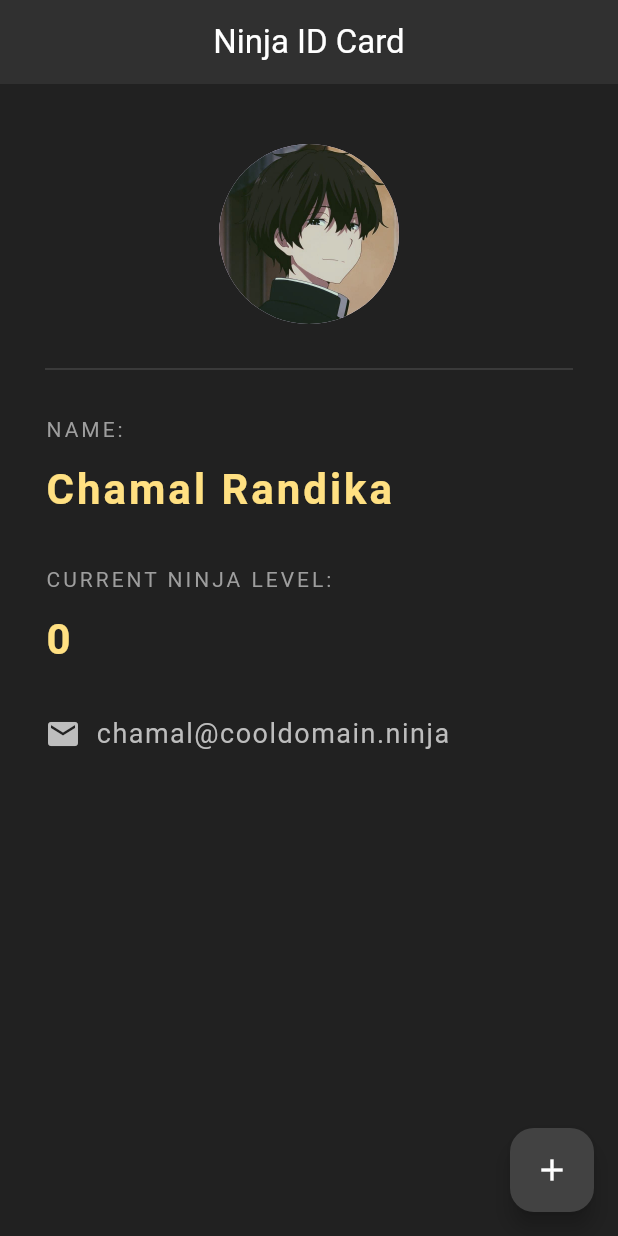
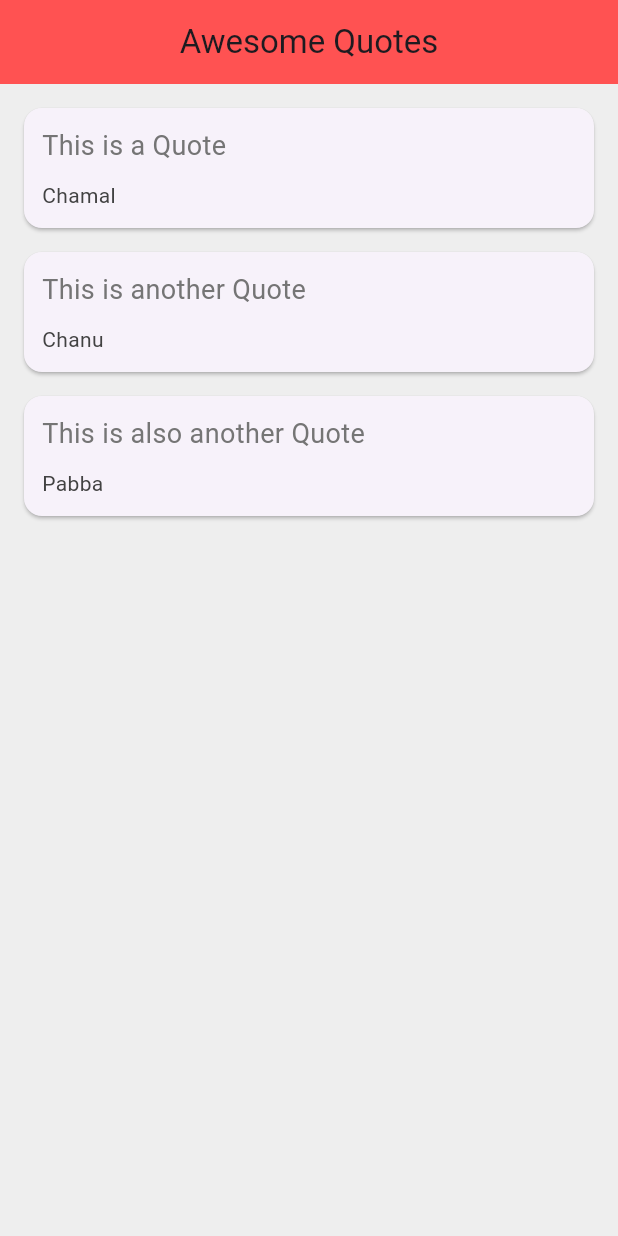
Before and after one commit to Chamal1120/flutter-tutorial, a Flutter app: the screen it shows after launch, on a phone screen of 412 x 824 dp. Run offline on Flutter 3.47's test engine with Material 3 defaults, Android fonts, the phone set to English and light mode, and no system bars.

Commit message:
finish quotes app

```diff
--- a/lib/main.dart
+++ b/lib/main.dart
@@ -1,124 +1,66 @@
+import 'package:first_app/quote.dart';
 import 'package:flutter/material.dart';
 
-void main() => runApp(MaterialApp(home: NinjaCard()));
+void main() => runApp(MaterialApp(home: QuoteList() ));
 
-class NinjaCard extends StatefulWidget {
-  const NinjaCard({super.key});
+class QuoteList extends StatefulWidget {
+  const QuoteList({super.key});
 
   @override
-  State<NinjaCard> createState() => _NinjaCardState();
+  State<QuoteList> createState() => _QuoteListState();
 }
 
-class _NinjaCardState extends State<NinjaCard> {
-  int ninjaLevel = 0;
+class _QuoteListState extends State<QuoteList> {
 
-  @override
-  Widget build(BuildContext context) {
-    return Scaffold(
-      backgroundColor: Colors.grey[900],
-      appBar: AppBar(
-        title: Text(
-          'Ninja ID Card',
-          style: TextStyle(
-            color: Colors.white,
-          ),
-        ),
-        centerTitle: true,
-        backgroundColor: Colors.grey[850],
-      ),
-      floatingActionButton: FloatingActionButton(
-        onPressed: () {
-          setState(() {
-            ninjaLevel += 1;
-          });
-        },
-        backgroundColor: Colors.grey[800],
-        child: Icon(
-          Icons.add,
-          color: Colors.white,
-        ),
-      ),
-      body: Padding(
-        padding: EdgeInsets.fromLTRB(30.0, 40.0, 30.0, 0.0),
+  List<Quote> quotes = [
+    Quote(author: 'Chamal', text: 'This is a Quote'),
+    Quote(author: 'Chanu', text: 'This is another Quote'),
+    Quote(author: 'Pabba', text: 'This is also another Quote'),
+  ];
+
+  Widget quoteTemplate(quote) {
+    return Card(
+      margin: EdgeInsets.fromLTRB(16, 16, 16, 0),
+      child: Padding(
+        padding: const EdgeInsets.all(12.0),
         child: Column(
-          crossAxisAlignment: CrossAxisAlignment.start,
+          crossAxisAlignment: CrossAxisAlignment.stretch,
           children: [
-            Center(
-              child: CircleAvatar(
-                backgroundImage: AssetImage('assets/images/hotarou.jpg'),
-                radius: 60.0,
-              ),
-            ),
-            Divider(
-              height: 60.0,
-              color: Colors.grey[800],
-            ),
             Text(
-              'NAME:',
+              quote.text,
               style: TextStyle(
-                color: Colors.grey,
-                letterSpacing: 2,
+                fontSize: 18.0,
+                color: Colors.grey[600],
               ),
             ),
             SizedBox(
               height: 10.0,
             ),
             Text(
-              'Chamal Randika',
+              quote.author,
               style: TextStyle(
-                color: Colors.amber[200],
-                letterSpacing: 2,
-                fontSize: 28.0,
-                fontWeight: FontWeight.bold,
+                fontSize: 14.0,
+                color: Colors.grey[800],
               ),
-            ),
-            SizedBox(
-              height: 30.0,
-            ),
-            Text(
-              'CURRENT NINJA LEVEL:',
-              style: TextStyle(
-                color: Colors.grey,
-                letterSpacing: 2,
-              ),
-            ),
-            SizedBox(
-              height: 10.0,
-            ),
-            Text(
-              '$ninjaLevel',
-              style: TextStyle(
-                color: Colors.amber[200],
-                letterSpacing: 2,
-                fontSize: 28.0,
-                fontWeight: FontWeight.bold,
-              ),
-            ),
-            SizedBox(
-              height: 30.0,
-            ),
-            Row(
-              children: [
-                Icon(
-                  Icons.email,
-                  color: Colors.grey[400],
-                ),
-                SizedBox(
-                  width: 10.0,
-                ),
-                Text(
-                  'chamal@cooldomain.ninja',
-                  style: TextStyle(
-                    color: Colors.grey[400],
-                    fontSize: 18,
-                    letterSpacing: 1.0,
-                  ),
-                )
-              ],
             )
           ],
         ),
       ),
     );
   }
+
+  @override
+  Widget build(BuildContext context) {
+    return Scaffold(
+      backgroundColor: Colors.grey[200],
+      appBar: AppBar(
+        title: Text('Awesome Quotes'),
+        centerTitle: true,
+        backgroundColor: Colors.redAccent,
+      ),
+      body: Column(
+        children: quotes.map((quote) => quoteTemplate(quote)).toList(),
+      )
+    );
+  }
 }
--- /dev/null
+++ b/lib/quote.dart
@@ -0,0 +1,7 @@
+class Quote {
+  String? text;
+  String? author;
+
+  // Constructor with named parameters
+  Quote({this.author, this.text});
+}
```
